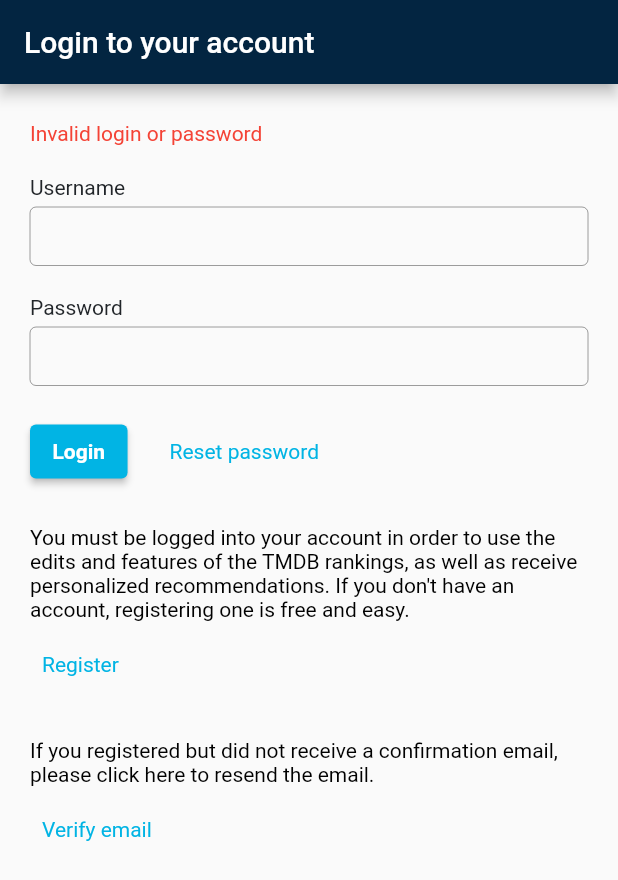
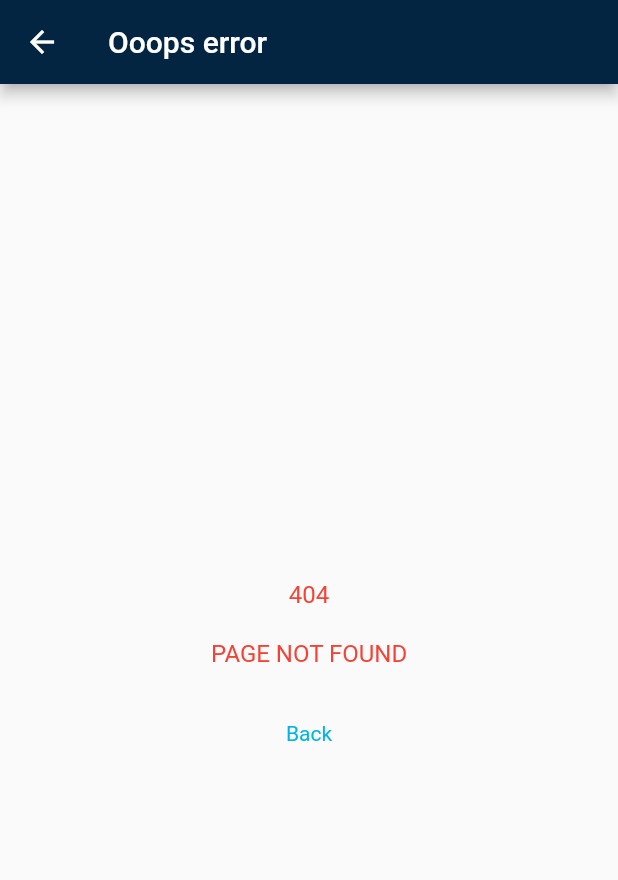
Before and after one commit to GarifullinII/movie_db, a Flutter app: the screen it shows after launch, after a tap on "Login", on a phone screen of 412 x 824 dp. Shown: the top 880 px of the screen. Run offline on Flutter 3.47's test engine with Material 2 defaults, Android fonts, the phone set to English and light mode, and no system bars.

Commit message:
added navigation for pages

```diff
--- a/lib/main.dart
+++ b/lib/main.dart
@@ -1,5 +1,7 @@
 import 'package:flutter/material.dart';
 import 'package:movie_db/widgets/auth/auth_widget.dart';
+import 'package:movie_db/widgets/main_screen/main_screen.dart';
+import 'package:movie_db/widgets/error_screen/error_widget.dart';
 
 void main() {
   runApp(const MyApp());
@@ -18,7 +20,29 @@
           backgroundColor: Color.fromRGBO(3, 37, 65, 1),
         ),
       ),
-      home: const AuthWidget(),
+      // указываю имя первого экрана AuthWidget
+      initialRoute: '/auth',
+      // описываю маршруты которые есть
+      routes: {
+        '/auth': (context) => const AuthWidget(),
+        '/main_screen': (context) => const MainScreenWidget(),
+        '/error_screen': (context) => const ErrorScreenWidget(),
+      },
+      // генерация route, в случае если не найдены указанные routes страницы
+      // всегда позволяет вернуться куда-нибудь
+      // onGenerateRoute: (RouteSettings settings) {
+      //   return MaterialPageRoute(
+      //     builder: (context) {
+      //       return const Scaffold(
+      //         body: Center(
+      //           child: Text(
+      //             'Ooops navigation error',
+      //           ),
+      //         ),
+      //       );
+      //     },
+      //   );
+      // },
     );
   }
 }
--- a/lib/widgets/auth/auth_widget.dart
+++ b/lib/widgets/auth/auth_widget.dart
@@ -160,10 +160,13 @@ class _FormWidgetState extends State<_FormWidget> {
 
     if (login == 'admin' && password == 'admin') {
       errorText = null;
-      print('open app');
+
+      // открывает новую страницу, нет возможности вернуться на предыдущую страницу
+      Navigator.pushReplacementNamed(context, '/main_screen');
+
     } else {
       errorText = 'Invalid login or password';
-      print('show error');
+      Navigator.pushNamed(context, '/error_screen');
     }
     setState(() {});
   }
--- /dev/null
+++ b/lib/widgets/error_screen/error_widget.dart
@@ -0,0 +1,59 @@
+import 'package:flutter/material.dart';
+import 'package:movie_db/theme/app_button_style.dart';
+
+class ErrorScreenWidget extends StatefulWidget {
+  const ErrorScreenWidget({Key? key}) : super(key: key);
+
+  @override
+  _ErrorScreenWidget createState() => _ErrorScreenWidget();
+}
+
+class _ErrorScreenWidget extends State<ErrorScreenWidget> {
+  @override
+  Widget build(BuildContext context) {
+    return Scaffold(
+      appBar: AppBar(
+        title: const Text('Ooops error'),
+      ),
+      body: Center(
+        child: Column(
+          mainAxisAlignment: MainAxisAlignment.center,
+          children: [
+            const SizedBox(
+              height: 20,
+            ),
+            const Text(
+              '404',
+              style: TextStyle(
+                color: Colors.red,
+                fontSize: 16,
+              ),
+            ),
+            const SizedBox(
+              height: 20,
+            ),
+            const Text(
+              'PAGE NOT FOUND',
+              style: TextStyle(
+                color: Colors.red,
+                fontSize: 16,
+              ),
+            ),
+            const SizedBox(
+              height: 20,
+            ),
+            TextButton(
+              onPressed: () {
+                Navigator.pop(context);
+              },
+              child: const Text(
+                'Back',
+              ),
+              style: AppButtonStyle.linkButton,
+            ),
+          ],
+        ),
+      ),
+    );
+  }
+}
--- /dev/null
+++ b/lib/widgets/main_screen/main_screen.dart
@@ -0,0 +1,19 @@
+import 'package:flutter/material.dart';
+
+class MainScreenWidget extends StatefulWidget {
+  const MainScreenWidget({Key? key}) : super(key: key);
+
+  @override
+  _MainScreenWidgetState createState() => _MainScreenWidgetState();
+}
+
+class _MainScreenWidgetState extends State<MainScreenWidget> {
+  @override
+  Widget build(BuildContext context) {
+    return Scaffold(
+      appBar: AppBar(
+        title: const Text('TMDB'),
+      ),
+    );
+  }
+}
```
